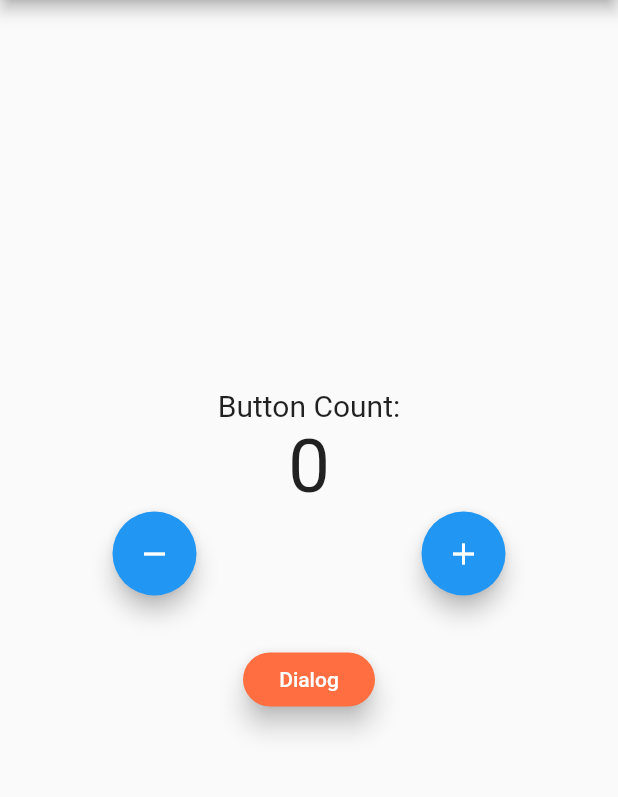
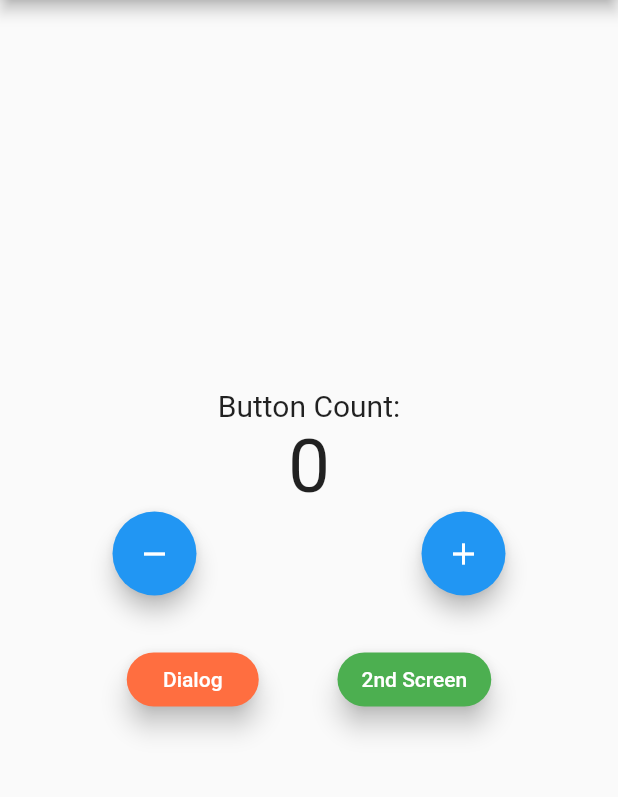
Before and after one commit to maydev99/basic_app, a Flutter app: the screen it shows after launch, on a phone screen of 412 x 824 dp, the part 84-881 px from its top. Run offline on Flutter 3.47's test engine with Material 2 defaults, Android fonts, the phone set to English and light mode, and no system bars.

Commit message:
Added Second Screen Navigation

```diff
--- a/lib/main.dart
+++ b/lib/main.dart
@@ -1,3 +1,4 @@
+import 'package:basic_app/second.dart';
 import 'package:flutter/material.dart';
 
 
@@ -107,7 +108,7 @@ class _MyHomePageState extends State<MyHomePage> {
             Padding(
               padding: const EdgeInsets.all(32.0),
               child:
-                  Row(mainAxisAlignment: MainAxisAlignment.center, children: [
+                  Row(mainAxisAlignment: MainAxisAlignment.spaceEvenly, children: [
                 MaterialButton(
                   onPressed: _mainButton,
                   child: Text('Dialog'),
@@ -118,6 +119,21 @@ class _MyHomePageState extends State<MyHomePage> {
                   elevation: 7.0,
                   clipBehavior: Clip.antiAlias,
                 ),
+
+                    MaterialButton(
+                      onPressed: () {
+                        Navigator.push(
+                          context,
+                          MaterialPageRoute(builder: (context) => SecondScreen()),);
+                      },
+                      child: Text('2nd Screen'),
+                      color: Colors.green,
+                      textColor: Colors.white,
+                      shape: RoundedRectangleBorder(
+                          borderRadius: BorderRadius.circular(30.0)),
+                      elevation: 7.0,
+                      clipBehavior: Clip.antiAlias,
+                    ),
               ]),
             )
           ],
```
Also changed, not shown: lib/listy.dart (added, +18 -0 lines), lib/second.dart (added, +40 -0 lines).
